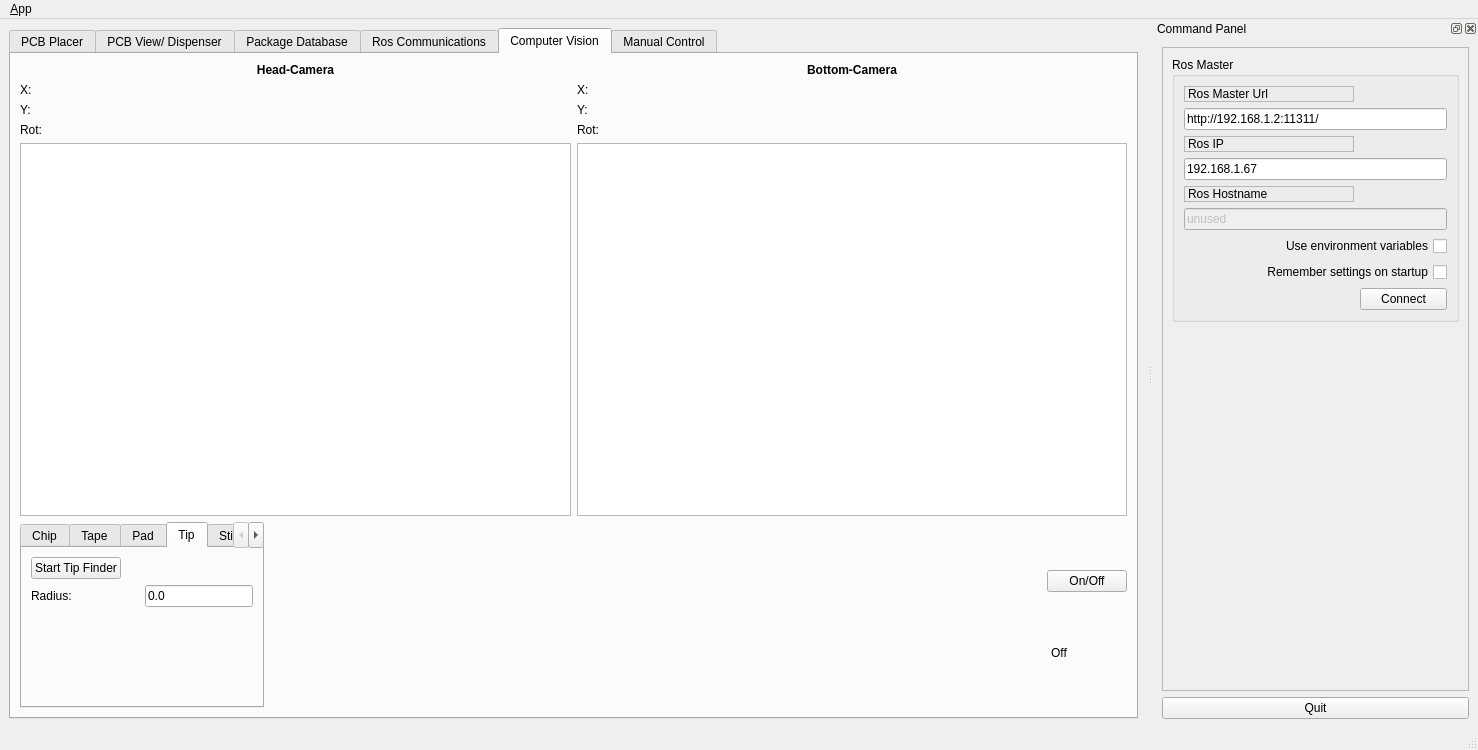
Before: the Qt Designer form pap_gui/ui/main_window.ui in JohanVer/PAP2015, drawn with Qt 5.
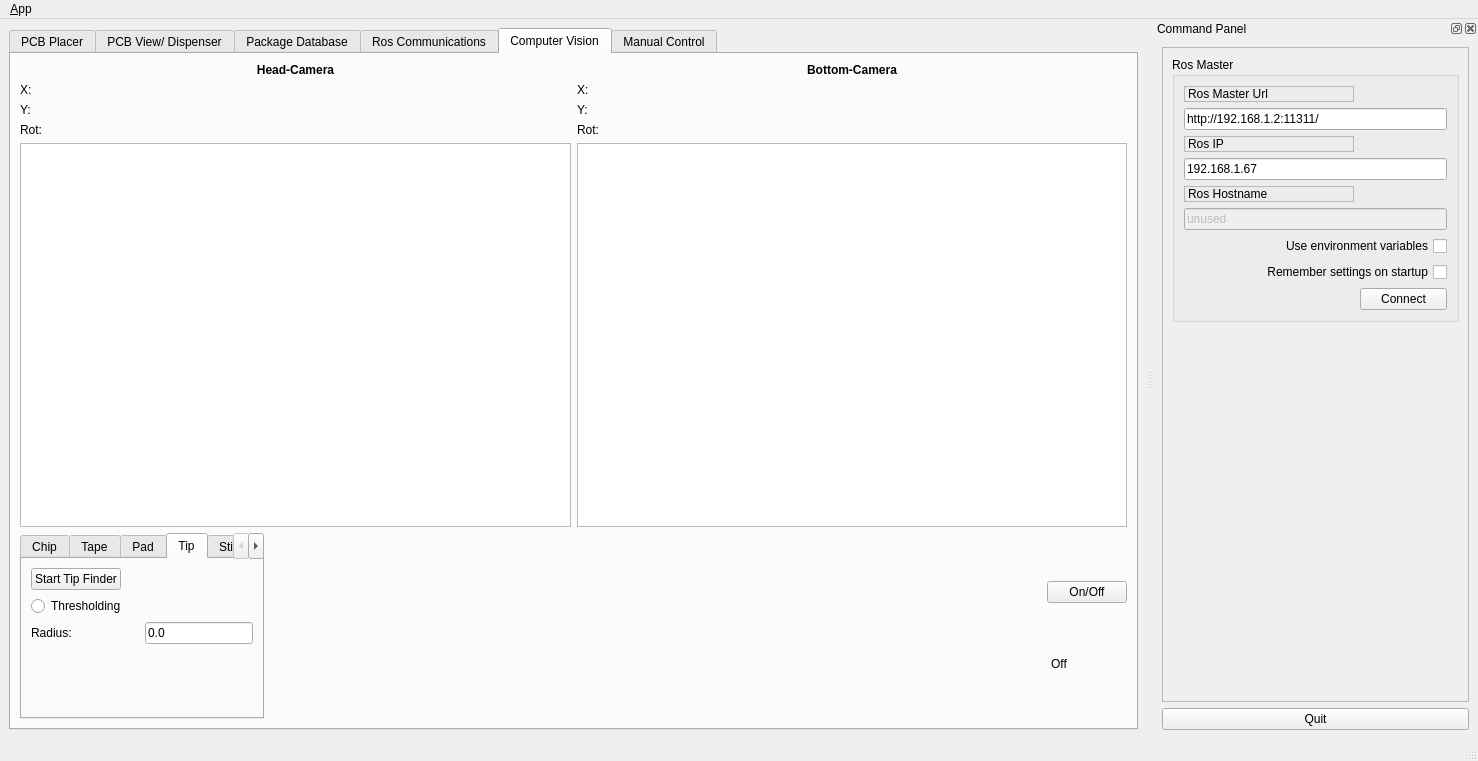
After: the same form once the commit is applied. The open tabs and pages were chosen to show the change. Icons and pictures are not drawn. Custom widgets are drawn as their Qt base class.

Patch:
```diff
--- a/pap_gui/ui/main_window.ui
+++ b/pap_gui/ui/main_window.ui
@@ -7,7 +7,7 @@
     <x>0</x>
     <y>0</y>
     <width>1478</width>
-    <height>750</height>
+    <height>761</height>
    </rect>
   </property>
   <property name="windowTitle">
@@ -1984,6 +1984,13 @@
                     </property>
                    </widget>
                   </item>
+                  <item>
+                   <widget class="QRadioButton" name="radioButton">
+                    <property name="text">
+                     <string>Thresholding</string>
+                    </property>
+                   </widget>
+                  </item>
                   <item>
                    <layout class="QHBoxLayout" name="horizontalLayout_14">
                     <item>
```
Left out of the diff: 9 changed lines with no effect on the pictures.
